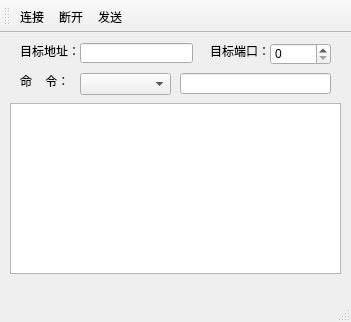
Above: mainwindow.ui from imLuning/QT_AgvGui before the change. Below: the same form after it.
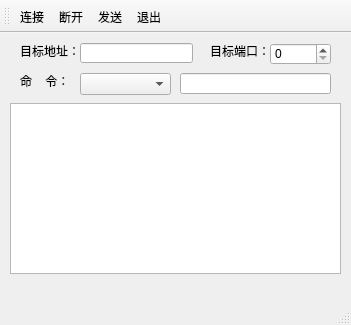
That is the form after the change. Icons and pictures are not drawn.

```diff
--- a/mainwindow.ui
+++ b/mainwindow.ui
@@ -7,9 +7,27 @@
     <x>0</x>
     <y>0</y>
     <width>351</width>
-    <height>322</height>
+    <height>325</height>
    </rect>
   </property>
+  <property name="sizePolicy">
+   <sizepolicy hsizetype="Fixed" vsizetype="Fixed">
+    <horstretch>0</horstretch>
+    <verstretch>0</verstretch>
+   </sizepolicy>
+  </property>
+  <property name="minimumSize">
+   <size>
+    <width>351</width>
+    <height>325</height>
+   </size>
+  </property>
+  <property name="maximumSize">
+   <size>
+    <width>351</width>
+    <height>325</height>
+   </size>
+  </property>
   <property name="windowTitle">
    <string>AGV</string>
   </property>
@@ -131,6 +149,7 @@
    <addaction name="actConnect"/>
    <addaction name="actDisconnect"/>
    <addaction name="actSend"/>
+   <addaction name="actQuit"/>
   </widget>
   <widget class="QStatusBar" name="statusBar"/>
   <action name="actConnect">
@@ -169,6 +188,18 @@
     <string>发送</string>
    </property>
   </action>
+  <action name="actQuit">
+   <property name="icon">
+    <iconset resource="resource.qrc">
+     <normaloff>:/image/resource/image/quit.png</normaloff>:/image/resource/image/quit.png</iconset>
+   </property>
+   <property name="text">
+    <string>退出</string>
+   </property>
+   <property name="toolTip">
+    <string>退出</string>
+   </property>
+  </action>
  </widget>
  <layoutdefault spacing="6" margin="11"/>
  <resources>
```
